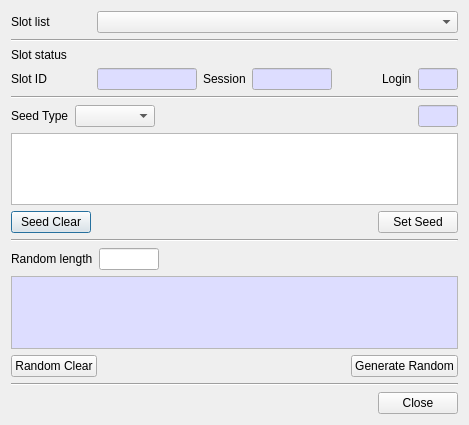
Before: the Qt Designer form CryptokiMan/rand_dlg.ui in jykim74/CryptokiMan, drawn with Qt 5.
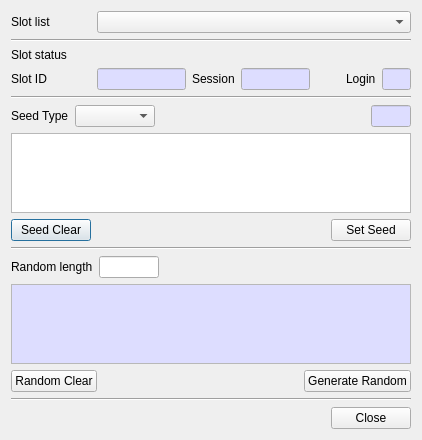
After: the same form once the commit is applied.

Commit message: UI 개선

The edit to the form file:
```diff
--- a/CryptokiMan/rand_dlg.ui
+++ b/CryptokiMan/rand_dlg.ui
@@ -6,8 +6,8 @@
    <rect>
     <x>0</x>
     <y>0</y>
-    <width>469</width>
-    <height>425</height>
+    <width>418</width>
+    <height>440</height>
    </rect>
   </property>
   <property name="windowTitle">
@@ -356,7 +356,14 @@
     </layout>
    </item>
    <item>
-    <widget class="QPlainTextEdit" name="mSeedText"/>
+    <widget class="QPlainTextEdit" name="mSeedText">
+     <property name="minimumSize">
+      <size>
+       <width>400</width>
+       <height>0</height>
+      </size>
+     </property>
+    </widget>
    </item>
    <item>
     <layout class="QGridLayout" name="gridLayout_5">
```
The commit also changes 3 other files.
